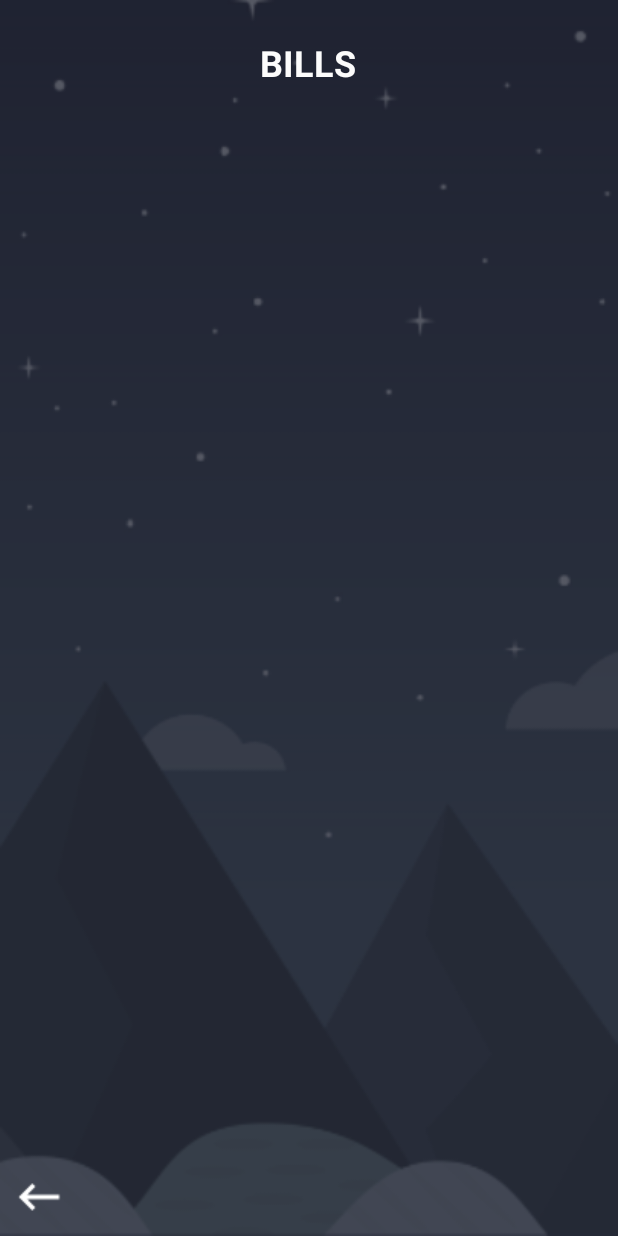
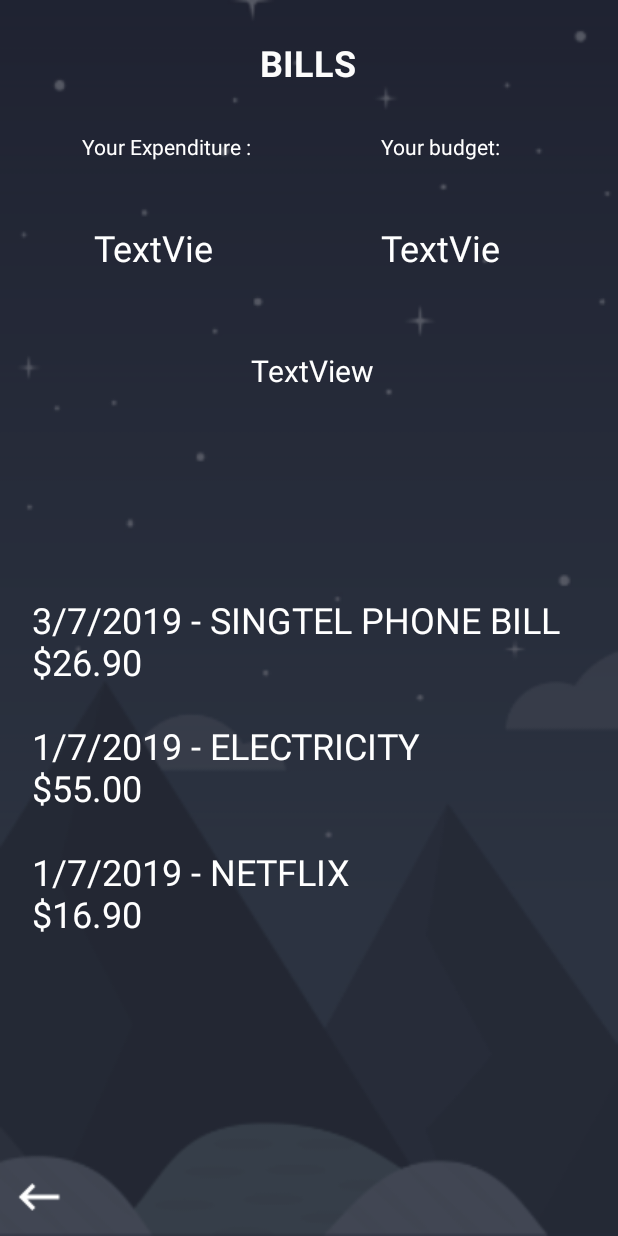
Before and after one commit to e0309463/restoreorbital, an Android app: the layout fragment_bill.xml on its own in the app's theme, with its tools: preview values and no code run, on a phone screen of 412 x 824 dp. Run offline under Robolectric (Android 15) with nearby library versions, the phone set to English and light mode, and no system bars.

Commit message:
fake data for bills fragment only

```diff
--- a/app/src/main/res/layout/fragment_bill.xml
+++ b/app/src/main/res/layout/fragment_bill.xml
@@ -7,6 +7,22 @@
     android:background="@drawable/caro_background"
     android:clickable="true"
     tools:context=".BillFragment">
+
+    <TextView
+        android:id="@+id/tvBillBudgetNumber"
+        android:layout_width="93dp"
+        android:layout_height="37dp"
+        android:layout_marginTop="8dp"
+        android:layout_marginEnd="72dp"
+        android:layout_marginBottom="8dp"
+        android:gravity="center"
+        android:text="TextView"
+        android:textColor="#FFFFFF"
+        android:textSize="24sp"
+        app:layout_constraintBottom_toTopOf="@+id/tvAnalysis"
+        app:layout_constraintEnd_toEndOf="parent"
+        app:layout_constraintTop_toBottomOf="@+id/tvBillBudget"
+        app:layout_constraintVertical_bias="0.461" />
 
     <TextView
         android:id="@+id/textView"
@@ -21,12 +37,10 @@
         android:textColor="#FCFFFFFF"
         android:textSize="24sp"
         android:textStyle="bold"
-        app:layout_constraintBottom_toBottomOf="parent"
         app:layout_constraintEnd_toEndOf="parent"
         app:layout_constraintHorizontal_bias="0.487"
         app:layout_constraintStart_toStartOf="parent"
-        app:layout_constraintTop_toTopOf="parent"
-        app:layout_constraintVertical_bias="0.0" />
+        app:layout_constraintTop_toTopOf="parent" />
 
     <ImageButton
         android:id="@+id/btnBack"
@@ -36,8 +50,8 @@
         android:layout_marginTop="8dp"
         android:layout_marginEnd="8dp"
         android:layout_marginBottom="8dp"
+        android:background="@color/colorTransparent"
         android:src="@drawable/backbtn"
-        android:background="@color/colorTransparent"
         app:layout_constraintBottom_toBottomOf="parent"
         app:layout_constraintEnd_toEndOf="parent"
         app:layout_constraintHorizontal_bias="0.0"
@@ -45,4 +59,84 @@
         app:layout_constraintTop_toTopOf="parent"
         app:layout_constraintVertical_bias="1.0" />
 
+    <TextView
+        android:id="@+id/tvbillsInfo"
+        android:layout_width="370dp"
+        android:layout_height="351dp"
+        android:layout_marginStart="8dp"
+        android:layout_marginEnd="8dp"
+        android:layout_marginBottom="76dp"
+        android:scrollbars="vertical"
+        android:text="3/7/2019 - SINGTEL PHONE BILL\n$26.90\n\n1/7/2019 - ELECTRICITY \n$55.00 \n\n1/7/2019 - NETFLIX\n$16.90"
+        android:textColor="#FFFFFF"
+        android:textSize="24sp"
+        app:layout_constraintBottom_toBottomOf="parent"
+        app:layout_constraintEnd_toEndOf="parent"
+        app:layout_constraintStart_toStartOf="parent" />
+
+    <TextView
+        android:id="@+id/tvBillExpenditure"
+        android:layout_width="133dp"
+        android:layout_height="28dp"
+        android:layout_marginStart="44dp"
+        android:layout_marginTop="8dp"
+        android:text="Your Expenditure :"
+        android:textColor="#FFFFFF"
+        app:layout_constraintStart_toStartOf="parent"
+        android:gravity="center"
+        app:layout_constraintTop_toBottomOf="@+id/textView" />
+
+    <TextView
+        android:id="@+id/tvBillBudget"
+        android:layout_width="133dp"
+        android:layout_height="28dp"
+        android:layout_marginStart="8dp"
+        android:layout_marginTop="8dp"
+        android:layout_marginEnd="8dp"
+        android:gravity="center"
+        android:text="Your budget:"
+        android:textColor="#FFFFFF"
+        app:layout_constraintEnd_toEndOf="parent"
+        app:layout_constraintHorizontal_bias="0.482"
+        app:layout_constraintStart_toEndOf="@+id/tvBillExpenditure"
+        app:layout_constraintTop_toBottomOf="@+id/textView" />
+
+    <TextView
+        android:id="@+id/tvAnalysis"
+        android:layout_width="383dp"
+        android:layout_height="38dp"
+        android:layout_marginStart="8dp"
+        android:layout_marginTop="8dp"
+        android:layout_marginEnd="8dp"
+        android:layout_marginBottom="8dp"
+        android:gravity="center"
+        android:text="TextView"
+        android:textColor="#FFFFFF"
+        android:textSize="20sp"
+        app:layout_constraintBottom_toTopOf="@+id/tvbillsInfo"
+        app:layout_constraintEnd_toEndOf="parent"
+        app:layout_constraintHorizontal_bias="0.666"
+        app:layout_constraintStart_toStartOf="parent"
+        app:layout_constraintTop_toBottomOf="@+id/textView"
+        app:layout_constraintVertical_bias="0.539" />
+
+    <TextView
+        android:id="@+id/tvBillExpenditureNumber"
+        android:layout_width="93dp"
+        android:layout_height="37dp"
+        android:layout_marginStart="8dp"
+        android:layout_marginTop="8dp"
+        android:layout_marginEnd="8dp"
+        android:layout_marginBottom="8dp"
+        android:gravity="center"
+        android:text="TextView"
+        android:textColor="#FFFFFF"
+        android:textSize="24sp"
+        app:layout_constraintBottom_toTopOf="@+id/tvAnalysis"
+        app:layout_constraintEnd_toStartOf="@+id/tvBillBudgetNumber"
+        app:layout_constraintHorizontal_bias="0.344"
+        app:layout_constraintStart_toStartOf="parent"
+        app:layout_constraintTop_toBottomOf="@+id/tvBillExpenditure"
+        app:layout_constraintVertical_bias="0.461" />
+
 </android.support.constraint.ConstraintLayout>
```
Also changed, not shown: app/src/main/java/IndexAxisValueFormatter.java (added, +61 -0 lines), app/src/main/java/com/example/myapplication/BillFragment.java (+34 -4 lines), app/src/main/java/com/example/myapplication/SecondActivitymodded.java (+29 -9 lines), app/src/main/res/layout/fragment_food.xml (+25 -22 lines), app/src/main/res/layout/fragment_misc.xml (+9 -23 lines), app/src/main/res/layout/fragment_transport.xml (+21 -19 lines).
